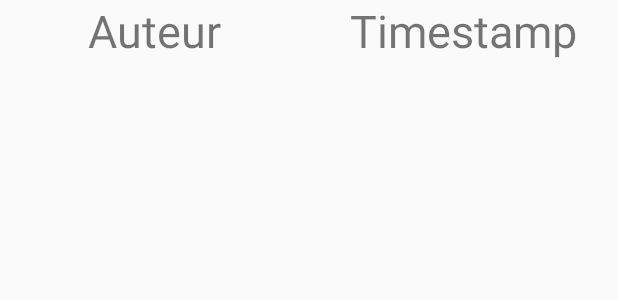
After one commit to Cobranadoo/chat, an Android app: the layout message_layout.xml on its own in the app's theme, with its tools: preview values and no code run, on a phone screen of 412 x 824 dp. The commit adds this screen. Shown: the top 300 px of the screen. Run offline under Robolectric (Android 15) with nearby library versions, the phone set to English and light mode, and no system bars.

Commit message:
Ajout message_layout.xml

```diff
--- a/app/src/main/java/com/example/chat/Message.java
+++ b/app/src/main/java/com/example/chat/Message.java
@@ -11,6 +11,10 @@ public class Message {
     // Contient le corps du message
     private String body;
 
+    public Message(String body) {
+        this.body = body;
+    }
+
     public String getBody() {
         return body;
     }
--- a/app/src/main/java/com/example/chat/MessageAdapter.java
+++ b/app/src/main/java/com/example/chat/MessageAdapter.java
@@ -20,9 +20,8 @@ public class MessageAdapter extends RecyclerView.Adapter<MessageViewHolder> {
     @NonNull
     @Override
     public MessageViewHolder onCreateViewHolder(@NonNull ViewGroup parent, int i) {
-        //View v = LayoutInflater.from(context).inflate(R.layout.message_layout /*(à créer)*/, parent, false);
-        //return new MessageViewHolder(v);
-        return null; // --> A enlever
+        View v = LayoutInflater.from(context).inflate(R.layout.message_layout, parent, false);
+        return new MessageViewHolder(v);
     }
 
     @Override
--- a/app/src/main/java/com/example/chat/MessageViewHolder.java
+++ b/app/src/main/java/com/example/chat/MessageViewHolder.java
@@ -14,7 +14,9 @@ public class MessageViewHolder extends RecyclerView.ViewHolder {
     public MessageViewHolder(@NonNull View v) {
 
         super(v);
-        //authorTextView = v.findViewById("id");
+        authorTextView = v.findViewById(R.id.authorTextView);
+        bodyTextView = v.findViewById(R.id.bodyTextView);
+        timestampTextView = v.findViewById(R.id.timestampTextView);
     }
 
     public void update(Message m){
--- a/app/src/main/res/layout/chat_activity.xml
+++ b/app/src/main/res/layout/chat_activity.xml
@@ -33,6 +33,7 @@
         android:layout_width="0dp"
         android:layout_height="wrap_content"
         android:text="@string/button_validate_text"
+        android:onClick="onSendButton"
         app:layout_constraintBottom_toBottomOf="parent"
         app:layout_constraintLeft_toRightOf="@id/guideline1"
         app:layout_constraintRight_toRightOf="parent" />
--- /dev/null
+++ b/app/src/main/res/layout/message_layout.xml
@@ -0,0 +1,46 @@
+<?xml version="1.0" encoding="utf-8"?>
+<android.support.constraint.ConstraintLayout xmlns:android="http://schemas.android.com/apk/res/android"
+    android:layout_width="match_parent"
+    android:layout_height="match_parent"
+    xmlns:app="http://schemas.android.com/apk/res-auto">
+
+    <TextView
+        android:id="@+id/authorTextView"
+        android:layout_width="0dp"
+        android:layout_height="wrap_content"
+        android:text="Auteur"
+        android:textSize="30sp"
+        android:gravity="center_horizontal"
+        app:layout_constraintTop_toTopOf="parent"
+        app:layout_constraintLeft_toLeftOf="parent"
+        app:layout_constraintRight_toLeftOf="@id/guideline2"
+        />
+
+    <android.support.constraint.Guideline
+        android:id="@+id/guideline2"
+        android:layout_width="wrap_content"
+        android:layout_height="match_parent"
+        android:orientation="vertical"
+        app:layout_constraintGuide_percent="0.5" />
+
+    <TextView
+        android:id="@+id/timestampTextView"
+        android:layout_width="0dp"
+        android:layout_height="wrap_content"
+        app:layout_constraintLeft_toRightOf="@id/guideline2"
+        app:layout_constraintRight_toRightOf="parent"
+        app:layout_constraintTop_toTopOf="parent"
+        android:text="Timestamp"
+        android:textSize="30sp"
+        android:gravity="center_horizontal"
+        />
+
+    <TextView
+        android:id="@+id/bodyTextView"
+        android:layout_width="match_parent"
+        android:layout_height="0dp"
+        app:layout_constraintTop_toBottomOf="@id/authorTextView"
+        app:layout_constraintBottom_toBottomOf="parent"
+        />
+
+</android.support.constraint.ConstraintLayout>
```
Also changed, not shown: app/src/main/java/com/example/chat/ChatActivity.java (+18 -0 lines).
